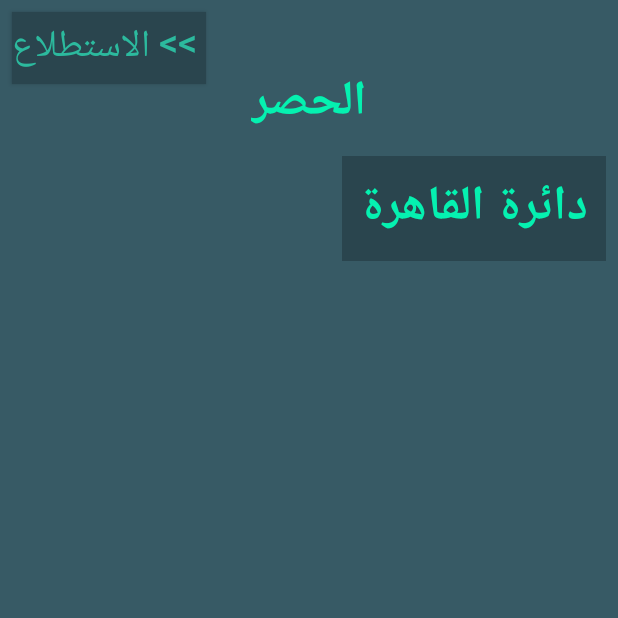
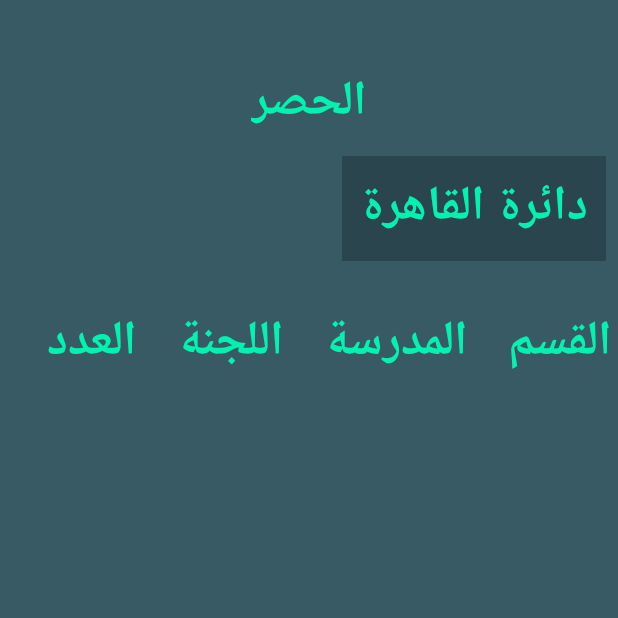
Before and after one commit to mohamed12samy/Elections, an Android app: the CollectingAdmin screen opened directly, with no data from a screen before it, on a phone screen of 412 x 824 dp, the top half of it. Run offline under Robolectric (Android 15) with nearby library versions, the phone set to English and light mode, and no system bars; our stand-ins replace Firebase (no records; nobody signed in at launch, a user with empty details on screens opened directly); 2 statements that could not run were skipped.

Commit message:
admin collecting dayra

```diff
--- a/app/src/main/java/com/example/elections/ResultForView.java
+++ b/app/src/main/java/com/example/elections/ResultForView.java
@@ -1,5 +1,5 @@
 package com.example.elections;
 
 public interface ResultForView {
-    void getResult(boolean result);
+    void getIn();
 }
--- /dev/null
+++ b/app/src/main/java/com/example/elections/model/Dayra.java
@@ -0,0 +1,37 @@
+package com.example.elections.model;
+
+import java.util.ArrayList;
+
+public class Dayra {
+    private String dyra_name;
+    private ArrayList<Qesm> qesms;
+    private int depth;
+
+    public Dayra() {
+        this.depth = 0;
+    }
+
+    public String getDyra_name() {
+        return dyra_name;
+    }
+
+    public void setDyra_name(String dyra_name) {
+        this.dyra_name = dyra_name;
+    }
+
+    public ArrayList<Qesm> getQesms() {
+        return qesms;
+    }
+
+    public void setQesms(ArrayList<Qesm> qesms) {
+        this.qesms = qesms;
+    }
+
+    public int getDepth() {
+        return depth;
+    }
+
+    public void setDepth(int depth) {
+        this.depth = depth;
+    }
+}
--- a/app/src/main/java/com/example/elections/view/CollectingAdmin.java
+++ b/app/src/main/java/com/example/elections/view/CollectingAdmin.java
@@ -1,16 +1,61 @@
 package com.example.elections.view;
 
 import androidx.appcompat.app.AppCompatActivity;
+import androidx.lifecycle.Observer;
+import androidx.lifecycle.ViewModelProviders;
+import androidx.recyclerview.widget.LinearLayoutManager;
+import androidx.recyclerview.widget.RecyclerView;
 
 import android.os.Bundle;
+import android.util.Log;
+import android.widget.TextView;
 
 import com.example.elections.R;
+import com.example.elections.adapter.CollectingAdapter;
+import com.example.elections.adapter.SortingAdapter;
+import com.example.elections.model.Dayra;
+import com.example.elections.model.DayraObjList;
+import com.example.elections.viewModel.CollectingAdminViewModel;
+
+import java.util.ArrayList;
 
 public class CollectingAdmin extends AppCompatActivity {
+
+    TextView textView;
+    ArrayList<DayraObjList> dayraObj = new ArrayList<>();
+    RecyclerView recyclerView;
+    private CollectingAdapter mSortingAdapter;
+
 
     @Override
     protected void onCreate(Bundle savedInstanceState) {
         super.onCreate(savedInstanceState);
         setContentView(R.layout.activity_collecting_admin);
+
+        textView = findViewById(R.id.daira_name);
+        recyclerView = findViewById(R.id.collect_admin_recycler);
+
+
+        //------------------------------------
+        CollectingAdminViewModel viewModel = new CollectingAdminViewModel();
+        viewModel = ViewModelProviders.of(this).get(CollectingAdminViewModel.class);
+
+        //This values have to get it from the input --->
+        viewModel.getDayra(18, 1).observe(this, new Observer<ArrayList<DayraObjList>>() {
+            @Override
+            public void onChanged(ArrayList<DayraObjList> ob) {
+
+                dayraObj = ob;
+
+                textView.setText(dayraObj.get(0).getDayraName());
+                recyclerView.setLayoutManager(new LinearLayoutManager(CollectingAdmin.this, RecyclerView.VERTICAL, true));
+                mSortingAdapter = new CollectingAdapter(getApplicationContext(), dayraObj);
+                recyclerView.setAdapter(mSortingAdapter);
+                mSortingAdapter.notifyDataSetChanged();
+                    //      Log.d("OPOPOP", ob.getName());
+            }
+        });
+
+
     }
 }
--- a/app/src/main/java/com/example/elections/view/SortingFragment.java
+++ b/app/src/main/java/com/example/elections/view/SortingFragment.java
@@ -57,7 +57,7 @@ public class SortingFragment extends Fragment implements ClickListen {
 
                 candidates.add(ob);
                 mSortingAdapter.notifyDataSetChanged();
-                //Log.d("OPOPOP", ob.get(1).getName());
+          //      Log.d("OPOPOP", ob.getName());
             }
         });
 
--- /dev/null
+++ b/app/src/main/java/com/example/elections/viewModel/CollectingAdminViewModel.java
@@ -0,0 +1,30 @@
+package com.example.elections.viewModel;
+
+import androidx.lifecycle.LiveData;
+import androidx.lifecycle.MutableLiveData;
+import androidx.lifecycle.ViewModel;
+
+import com.example.elections.model.Candidates;
+import com.example.elections.model.Dayra;
+import com.example.elections.model.DayraObjList;
+import com.example.elections.repository.ElectionRepository;
+
+import java.util.ArrayList;
+
+public class CollectingAdminViewModel extends ViewModel {
+
+    private ElectionRepository repository;
+    private MutableLiveData<ArrayList<DayraObjList>> dayra = new MutableLiveData<>();
+
+    public CollectingAdminViewModel(){
+        repository = ElectionRepository.getInstance();
+    }
+
+
+    public LiveData<ArrayList<DayraObjList>> getDayra(int governorate_position, int daira_number){
+        dayra = (MutableLiveData<ArrayList<DayraObjList>>) repository.getDayra(governorate_position,daira_number);
+
+        return dayra;
+    }
+
+}
--- a/app/src/main/res/layout/activity_collecting_admin.xml
+++ b/app/src/main/res/layout/activity_collecting_admin.xml
@@ -7,21 +7,6 @@
     tools:context=".view.CollectingAdmin"
     android:background="@color/colorAccent"
     >
-
-    <Button
-        android:id="@+id/done_survey"
-        android:layout_width="wrap_content"
-        android:layout_height="wrap_content"
-        android:text=" >> الاستطلاع"
-        android:textColor="@color/colorPrimaryDark"
-        android:textSize="25sp"
-        android:layout_margin="8dp"
-        app:layout_constraintLeft_toLeftOf="parent"
-        app:layout_constraintTop_toTopOf="parent"
-        android:background="@color/button_color"
-        android:textDirection="rtl"
-        android:layoutDirection="rtl"
-        />
     <TextView
         android:id="@+id/text"
         android:layout_width="wrap_content"
@@ -55,14 +40,90 @@
         android:layout_marginTop="24dp"
 
         />
-    <androidx.recyclerview.widget.RecyclerView
-        android:id="@+id/qesm_recycler"
-        android:layout_width="match_parent"
+
+<LinearLayout
+    android:id="@+id/linear_layout"
+    android:layout_width="match_parent"
+    android:layout_height="wrap_content"
+    android:layout_margin="4dp"
+    android:layoutDirection="rtl"
+    android:orientation="horizontal"
+    app:layout_constraintEnd_toEndOf="parent"
+    app:layout_constraintStart_toStartOf="parent"
+    app:layout_constraintTop_toBottomOf="@id/daira_name">
+
+    <TextView
+        android:id="@+id/text1"
+        android:layout_width="wrap_content"
         android:layout_height="wrap_content"
         android:layout_marginTop="24dp"
-        android:layout_marginLeft="8dp"
-        android:layout_marginRight="8dp"
+        android:layout_weight="1"
+        android:text="القسم"
+        android:textColor="@color/colorPrimary"
+        android:textSize="32sp"
+        android:textStyle="bold"
         app:layout_constraintEnd_toEndOf="parent"
         app:layout_constraintStart_toStartOf="parent"
-        app:layout_constraintTop_toBottomOf="@+id/daira_name" />
+        app:layout_constraintTop_toTopOf="parent"
+
+        />
+
+    <TextView
+        android:id="@+id/text2"
+        android:layout_width="wrap_content"
+        android:layout_height="wrap_content"
+        android:layout_marginTop="24dp"
+        android:layout_weight="1"
+        android:text="المدرسة"
+        android:textColor="@color/colorPrimary"
+        android:textSize="32sp"
+        android:textStyle="bold"
+        app:layout_constraintEnd_toEndOf="parent"
+        app:layout_constraintStart_toStartOf="parent"
+        app:layout_constraintTop_toTopOf="parent"
+
+        />
+
+    <TextView
+        android:id="@+id/text3"
+        android:layout_width="wrap_content"
+        android:layout_height="wrap_content"
+        android:layout_marginTop="24dp"
+        android:layout_weight="1"
+        android:text="اللجنة"
+        android:textColor="@color/colorPrimary"
+        android:textSize="32sp"
+        android:textStyle="bold"
+        app:layout_constraintEnd_toEndOf="parent"
+        app:layout_constraintStart_toStartOf="parent"
+        app:layout_constraintTop_toTopOf="parent"
+
+        />
+
+    <TextView
+        android:id="@+id/text4"
+        android:layout_width="wrap_content"
+        android:layout_height="wrap_content"
+        android:layout_marginTop="24dp"
+        android:layout_weight="1"
+        android:text="العدد"
+        android:textColor="@color/colorPrimary"
+        android:textSize="32sp"
+        android:textStyle="bold"
+        app:layout_constraintEnd_toEndOf="parent"
+        app:layout_constraintStart_toStartOf="parent"
+        app:layout_constraintTop_toTopOf="parent"
+        />
+
+</LinearLayout>
+
+<androidx.recyclerview.widget.RecyclerView
+    android:id="@+id/collect_admin_recycler"
+    android:layout_width="match_parent"
+    android:layout_height="wrap_content"
+    android:layout_margin="8dp"
+    app:layout_constraintEnd_toEndOf="parent"
+    app:layout_constraintStart_toStartOf="parent"
+    app:layout_constraintTop_toBottomOf="@+id/linear_layout" />
+
 </androidx.constraintlayout.widget.ConstraintLayout>
```
Also changed, not shown: app/src/main/java/com/example/elections/adapter/CollectingAdapter.java (+50 -3 lines), app/src/main/java/com/example/elections/model/DayraObjList.java (added, +51 -0 lines), app/src/main/java/com/example/elections/model/Qesm.java (added, +33 -0 lines), app/src/main/java/com/example/elections/model/School.java (added, +33 -0 lines), app/src/main/java/com/example/elections/repository/ElectionRepository.java (+150 -72 lines), app/src/main/java/com/example/elections/view/AdminBase.java (+7 -14 lines), app/src/main/java/com/example/elections/viewModel/AdminBaseViewModel.java (+6 -1 lines), app/src/main/res/layout/dayra_item.xml (added, +78 -0 lines).
